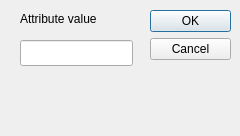
Above: dlgattr.ui from cfrankb/cs3-map-edit before the change. Below: the same form after it.
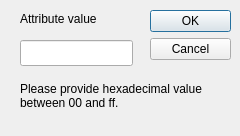
That is the form after the change.

Patch:
```diff
--- a/dlgattr.ui
+++ b/dlgattr.ui
@@ -52,6 +52,22 @@
     </rect>
    </property>
   </widget>
+  <widget class="QLabel" name="label_2">
+   <property name="geometry">
+    <rect>
+     <x>20</x>
+     <y>80</y>
+     <width>201</width>
+     <height>31</height>
+    </rect>
+   </property>
+   <property name="text">
+    <string>Please provide hexadecimal value between 00 and ff.</string>
+   </property>
+   <property name="wordWrap">
+    <bool>true</bool>
+   </property>
+  </widget>
  </widget>
  <tabstops>
   <tabstop>lineEdit</tabstop>
```
Left out of the diff: 4 changed lines with no effect on the pictures.
